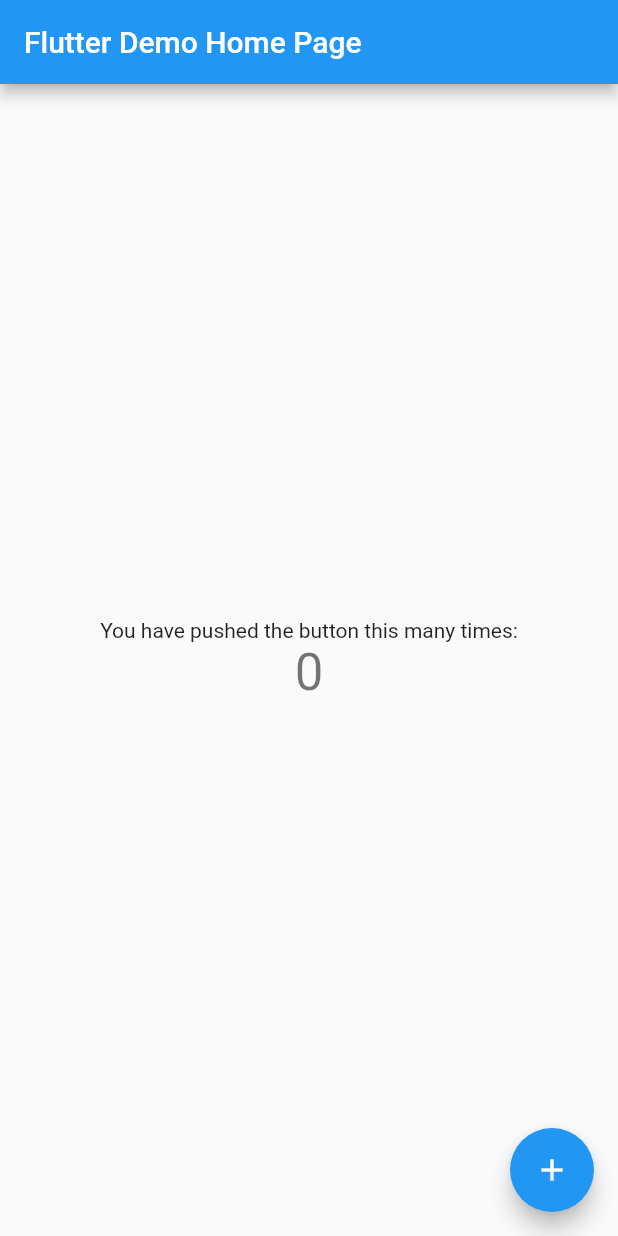
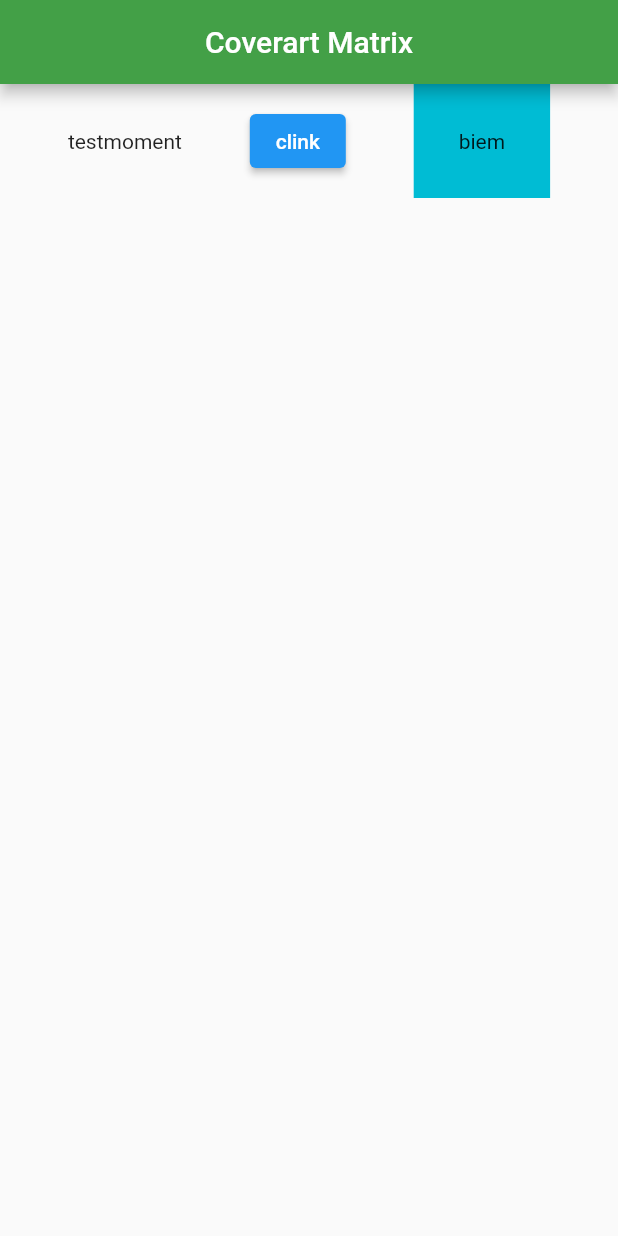
Before and after one commit to CrookedGrandma/coverart-matrix-app, a Flutter app: the screen it shows after launch, on a phone screen of 412 x 824 dp. Run offline on Flutter 3.47's test engine with Material 2 defaults, Android fonts, the phone set to English and light mode, and no system bars.

Commit message:
Remove default app, add basic structure of app

```diff
--- a/coverartmatrixapp/lib/main.dart
+++ b/coverartmatrixapp/lib/main.dart
@@ -1,115 +1,35 @@
 import 'package:flutter/material.dart';
 
-void main() {
-  runApp(const MyApp());
-}
+void main() => runApp(MaterialApp(
+  home: Home(),
+));
 
-class MyApp extends StatelessWidget {
-  const MyApp({Key? key}) : super(key: key);
+class Home extends StatelessWidget {
+  const Home({Key? key}) : super(key: key);
 
-  // This widget is the root of your application.
   @override
   Widget build(BuildContext context) {
-    return MaterialApp(
-      title: 'Flutter Demo',
-      theme: ThemeData(
-        // This is the theme of your application.
-        //
-        // Try running your application with "flutter run". You'll see the
-        // application has a blue toolbar. Then, without quitting the app, try
-        // changing the primarySwatch below to Colors.green and then invoke
-        // "hot reload" (press "r" in the console where you ran "flutter run",
-        // or simply save your changes to "hot reload" in a Flutter IDE).
-        // Notice that the counter didn't reset back to zero; the application
-        // is not restarted.
-        primarySwatch: Colors.blue,
+    return Scaffold(
+      appBar: AppBar(
+        title: Text("Coverart Matrix"),
+        centerTitle: true,
+        backgroundColor: Colors.green[600],
       ),
-      home: const MyHomePage(title: 'Flutter Demo Home Page'),
+      body: Row(
+        mainAxisAlignment: MainAxisAlignment.spaceEvenly,
+        children: [
+          Text("testmoment"),
+          ElevatedButton(
+              onPressed: () {},
+              child: Text("clink"),
+          ),
+          Container(
+            color: Colors.cyan,
+            padding: EdgeInsets.all(30.0),
+            child: Text("biem"),
+          ),
+        ],
+      ),
     );
   }
 }
-
-class MyHomePage extends StatefulWidget {
-  const MyHomePage({Key? key, required this.title}) : super(key: key);
-
-  // This widget is the home page of your application. It is stateful, meaning
-  // that it has a State object (defined below) that contains fields that affect
-  // how it looks.
-
-  // This class is the configuration for the state. It holds the values (in this
-  // case the title) provided by the parent (in this case the App widget) and
-  // used by the build method of the State. Fields in a Widget subclass are
-  // always marked "final".
-
-  final String title;
-
-  @override
-  State<MyHomePage> createState() => _MyHomePageState();
-}
-
-class _MyHomePageState extends State<MyHomePage> {
-  int _counter = 0;
-
-  void _incrementCounter() {
-    setState(() {
-      // This call to setState tells the Flutter framework that something has
-      // changed in this State, which causes it to rerun the build method below
-      // so that the display can reflect the updated values. If we changed
-      // _counter without calling setState(), then the build method would not be
-      // called again, and so nothing would appear to happen.
-      _counter++;
-    });
-  }
-
-  @override
-  Widget build(BuildContext context) {
-    // This method is rerun every time setState is called, for instance as done
-    // by the _incrementCounter method above.
-    //
-    // The Flutter framework has been optimized to make rerunning build methods
-    // fast, so that you can just rebuild anything that needs updating rather
-    // than having to individually change instances of widgets.
-    return Scaffold(
-      appBar: AppBar(
-        // Here we take the value from the MyHomePage object that was created by
-        // the App.build method, and use it to set our appbar title.
-        title: Text(widget.title),
-      ),
-      body: Center(
-        // Center is a layout widget. It takes a single child and positions it
-        // in the middle of the parent.
-        child: Column(
-          // Column is also a layout widget. It takes a list of children and
-          // arranges them vertically. By default, it sizes itself to fit its
-          // children horizontally, and tries to be as tall as its parent.
-          //
-          // Invoke "debug painting" (press "p" in the console, choose the
-          // "Toggle Debug Paint" action from the Flutter Inspector in Android
-          // Studio, or the "Toggle Debug Paint" command in Visual Studio Code)
-          // to see the wireframe for each widget.
-          //
-          // Column has various properties to control how it sizes itself and
-          // how it positions its children. Here we use mainAxisAlignment to
-          // center the children vertically; the main axis here is the vertical
-          // axis because Columns are vertical (the cross axis would be
-          // horizontal).
-          mainAxisAlignment: MainAxisAlignment.center,
-          children: <Widget>[
-            const Text(
-              'You have pushed the button this many times:',
-            ),
-            Text(
-              '$_counter',
-              style: Theme.of(context).textTheme.headline4,
-            ),
-          ],
-        ),
-      ),
-      floatingActionButton: FloatingActionButton(
-        onPressed: _incrementCounter,
-        tooltip: 'Increment',
-        child: const Icon(Icons.add),
-      ), // This trailing comma makes auto-formatting nicer for build methods.
-    );
-  }
-}
```
